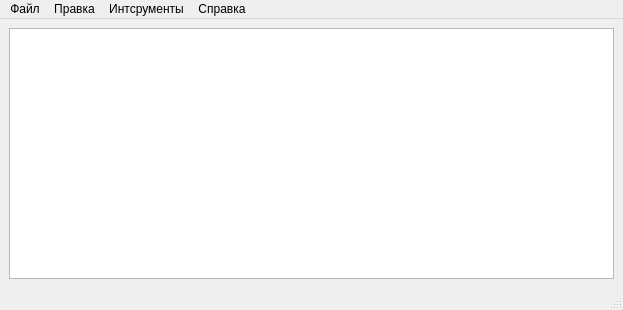
Above: mainwindow.ui from coreofdevelop/Staff before the change. Below: the same form after it.
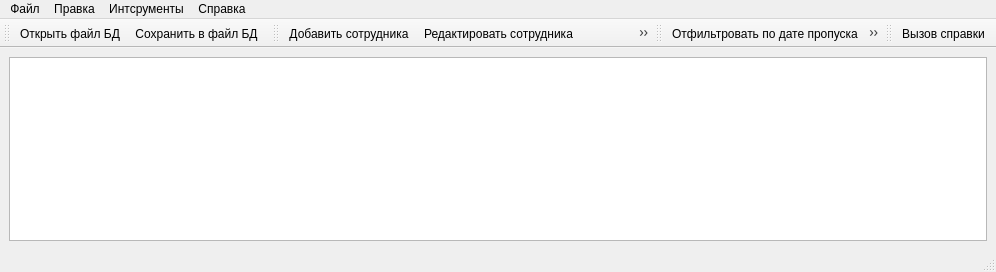
That is the form after the change. Icons and pictures are not drawn.

Commit message: Add proxy filter (own filterAcceptsRow)

What changed in the file:
```diff
--- a/mainwindow.ui
+++ b/mainwindow.ui
@@ -6,8 +6,8 @@
    <rect>
     <x>0</x>
     <y>0</y>
-    <width>623</width>
-    <height>310</height>
+    <width>996</width>
+    <height>272</height>
    </rect>
   </property>
   <property name="windowTitle">
@@ -25,7 +25,7 @@
     <rect>
      <x>0</x>
      <y>0</y>
-     <width>623</width>
+     <width>996</width>
      <height>20</height>
     </rect>
    </property>
@@ -74,6 +74,63 @@
    <addaction name="menu_4"/>
   </widget>
   <widget class="QStatusBar" name="statusbar"/>
+  <widget class="QToolBar" name="toolBarFile">
+   <property name="windowTitle">
+    <string>toolBar</string>
+   </property>
+   <attribute name="toolBarArea">
+    <enum>TopToolBarArea</enum>
+   </attribute>
+   <attribute name="toolBarBreak">
+    <bool>false</bool>
+   </attribute>
+   <addaction name="open"/>
+   <addaction name="saveAs"/>
+  </widget>
+  <widget class="QToolBar" name="toolBarEdit">
+   <property name="windowTitle">
+    <string>toolBar</string>
+   </property>
+   <attribute name="toolBarArea">
+    <enum>TopToolBarArea</enum>
+   </attribute>
+   <attribute name="toolBarBreak">
+    <bool>false</bool>
+   </attribute>
+   <addaction name="addEmloyee"/>
+   <addaction name="changeEmployee"/>
+   <addaction name="deleteEmployee"/>
+  </widget>
+  <widget class="QToolBar" name="toolBarInstrument">
+   <property name="windowTitle">
+    <string>toolBar</string>
+   </property>
+   <attribute name="toolBarArea">
+    <enum>TopToolBarArea</enum>
+   </attribute>
+   <attribute name="toolBarBreak">
+    <bool>false</bool>
+   </attribute>
+   <addaction name="filterPass"/>
+   <addaction name="filterMed"/>
+   <addaction name="filterClouthes"/>
+   <addaction name="filterVacation"/>
+   <addaction name="filterReset"/>
+   <addaction name="separator"/>
+   <addaction name="Settings"/>
+  </widget>
+  <widget class="QToolBar" name="toolBarHelp">
+   <property name="windowTitle">
+    <string>toolBar</string>
+   </property>
+   <attribute name="toolBarArea">
+    <enum>TopToolBarArea</enum>
+   </attribute>
+   <attribute name="toolBarBreak">
+    <bool>false</bool>
+   </attribute>
+   <addaction name="help"/>
+  </widget>
   <action name="open">
    <property name="text">
     <string>Открыть файл БД</string>
@@ -160,6 +217,15 @@
     <string>Создать базу данных сотрудников</string>
    </property>
   </action>
+  <action name="filterReset">
+   <property name="icon">
+    <iconset resource="resources.qrc">
+     <normaloff>:/resource/img/insrument/no-filter.png</normaloff>:/resource/img/insrument/no-filter.png</iconset>
+   </property>
+   <property name="text">
+    <string>Сбросить фильтр</string>
+   </property>
+  </action>
  </widget>
  <resources/>
  <connections/>
```
Left out of the diff: 68 changed lines with no effect on the pictures. The commit also changes 7 other files.
